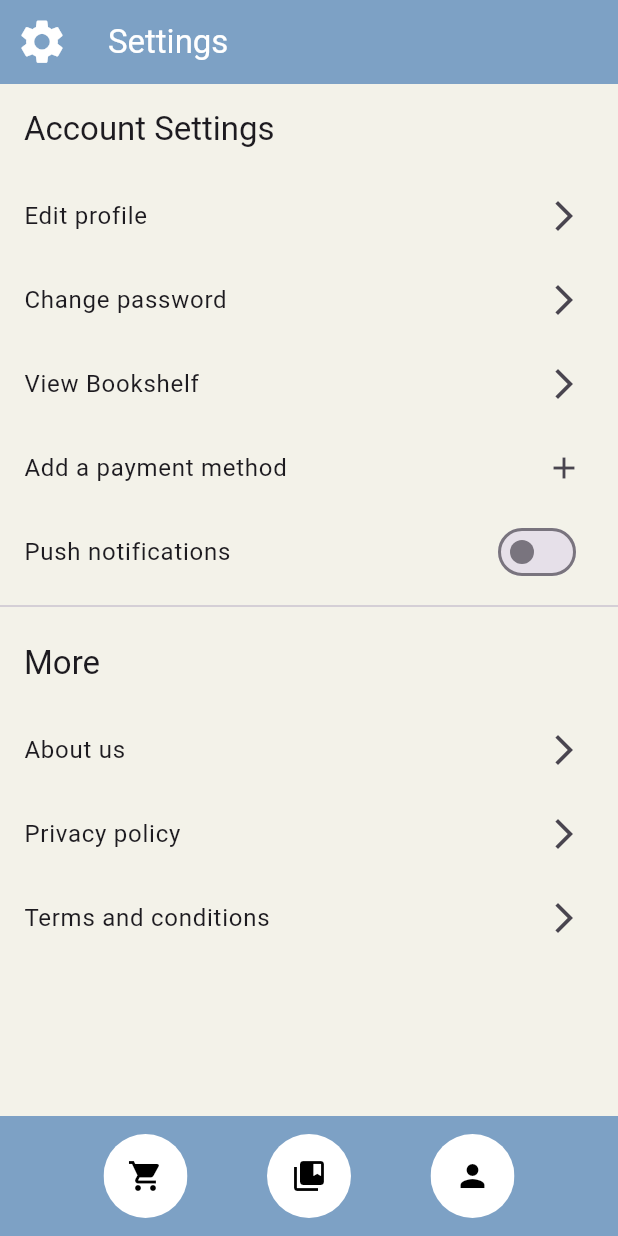
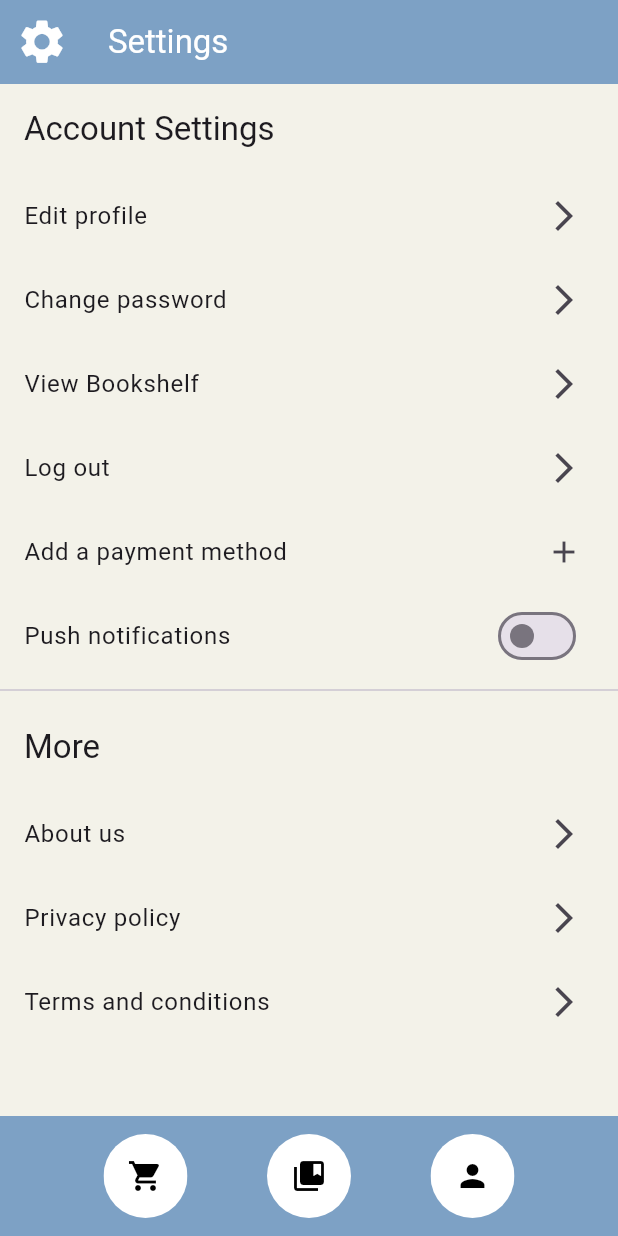
Before and after one commit to ninepulin/KeepBook, a Flutter app: the SettingsPage screen opened directly, on a phone screen of 412 x 824 dp. Run offline on Flutter 3.47's test engine with Material 3 defaults, Android fonts, the phone set to English and light mode, and no system bars; our stand-ins replace carousel_slider, cloud_firestore, firebase_auth, firebase_core, firebase_storage, font_awesome_flutter and 1 more; missing offline and left inert: syncfusion_flutter_pdfviewer; accounts and stored records are empty; network calls fail.

Commit message:
add logout in settingpage

```diff
--- a/lib/Login.dart
+++ b/lib/Login.dart
@@ -37,6 +37,7 @@ class _MyLoginPageState extends State<MyLoginPage> {
   Widget build(BuildContext context) {
     return Scaffold(
       appBar: AppBar(
+        automaticallyImplyLeading: false, // This line removes the back button
         title: const Text(''),
       ),
       body: SingleChildScrollView(
@@ -92,9 +93,7 @@ class _MyLoginPageState extends State<MyLoginPage> {
                 const Text('Remember me'),
                 const Spacer(),
                 GestureDetector(
-                  onTap: () {
-
-                  },
+                  onTap: () {},
                   child: const Text(
                     'Forgot your password?',
                     style: TextStyle(color: Colors.blue),
--- a/lib/setting.dart
+++ b/lib/setting.dart
@@ -1,8 +1,9 @@
 import 'package:flutter/material.dart';
 import 'package:keepbook/Bottom.dart';
 import 'package:keepbook/Bookshelf.dart';
+import 'package:keepbook/Login.dart';
 
-void main() => runApp(const MyApp());
+void main() => runApp(MyApp());
 
 class MyApp extends StatelessWidget {
   const MyApp({Key? key}) : super(key: key);
@@ -17,7 +18,7 @@ class MyApp extends StatelessWidget {
 }
 
 class SettingsPage extends StatefulWidget {
-  const SettingsPage({Key? key}) : super(key: key);
+  const SettingsPage({super.key});
 
   @override
   _SettingsPageState createState() => _SettingsPageState();
@@ -30,10 +31,7 @@ class _SettingsPageState extends State<SettingsPage> {
   Widget build(BuildContext context) {
     return Scaffold(
       appBar: AppBar(
-        leading: const IconButton(
-          icon: Icon(Icons.settings, color: Colors.white, size: 35),
-          onPressed: null,
-        ),
+        leading: const Icon(Icons.settings, color: Colors.white, size: 35),
         title: const Text('Settings', style: TextStyle(color: Colors.white)),
         backgroundColor: const Color.fromARGB(255, 125, 161, 197),
       ),
@@ -63,6 +61,16 @@ class _SettingsPageState extends State<SettingsPage> {
               Navigator.push(
                 context,
                 MaterialPageRoute(builder: (context) => const BookshelfPage()),
+              );
+            },
+          ),
+          ListTile(
+            title: const Text('Log out'),
+            trailing: const Icon(Icons.arrow_forward_ios),
+            onTap: () {
+              Navigator.pushReplacement(
+                context,
+                MaterialPageRoute(builder: (context) => const MyLoginPage()),
               );
             },
           ),
@@ -105,6 +113,7 @@ class _SettingsPageState extends State<SettingsPage> {
             trailing: Icon(Icons.arrow_forward_ios),
             onTap: null,
           ),
+
         ],
       ),
       bottomNavigationBar: const MyBottomNavigationBar(),
```
